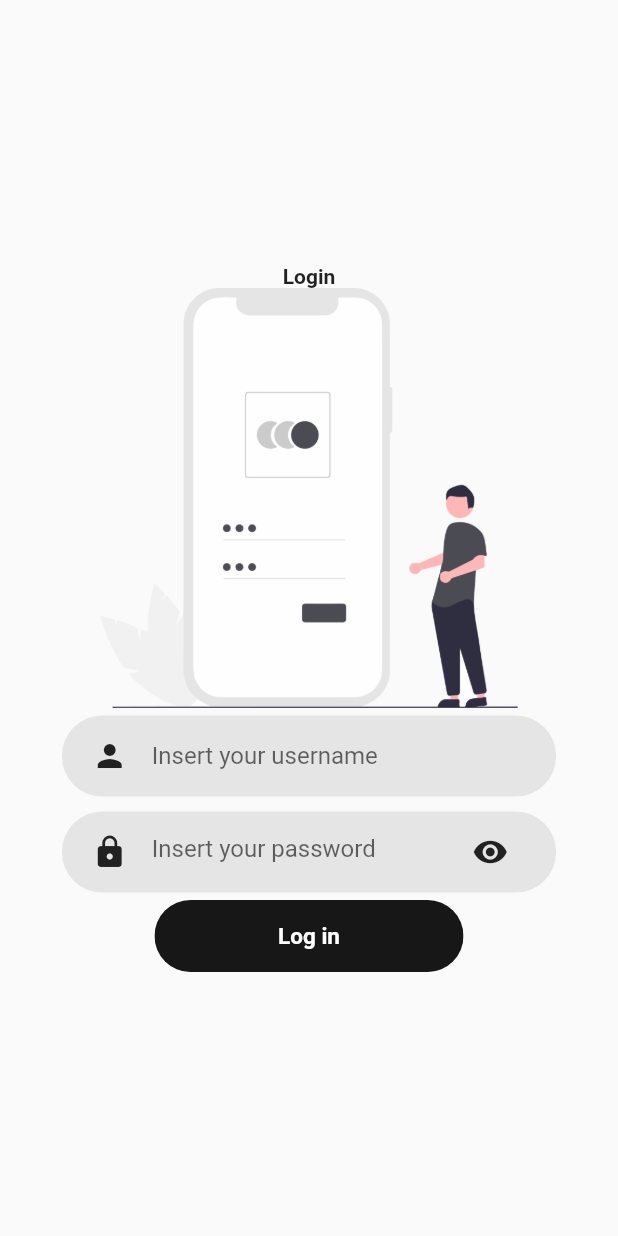
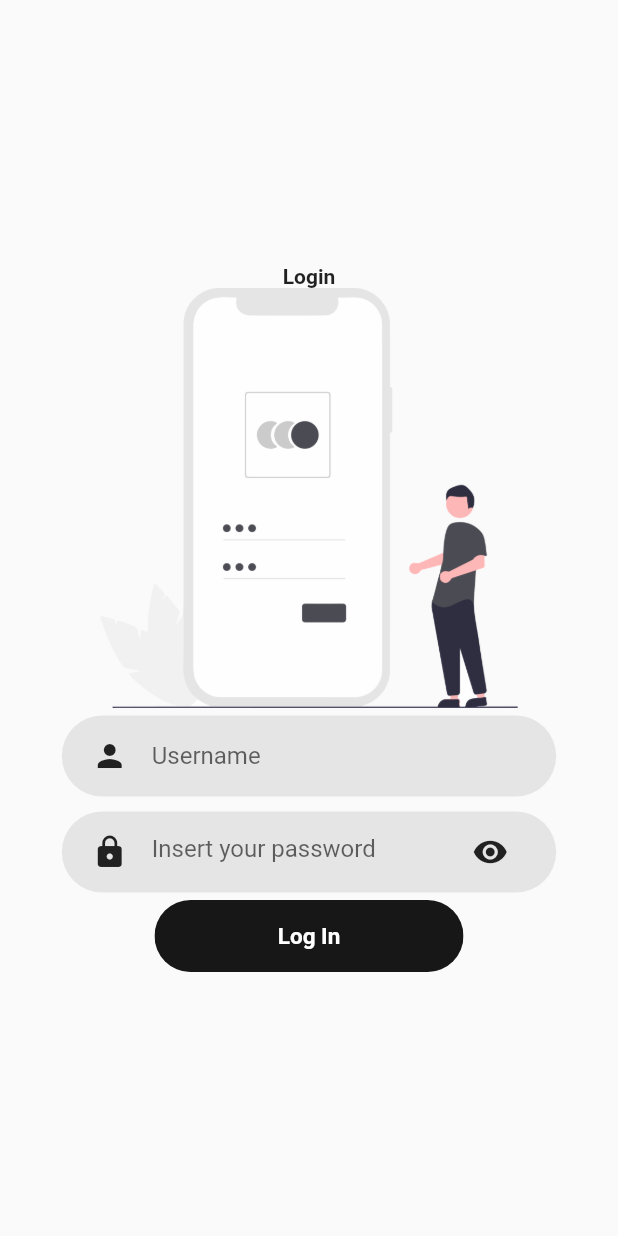
Before and after one commit to Sushi-Oriented/SistemPenilaianGuru, a Flutter app: the screen it shows after launch, after a tap on "Login", on a phone screen of 412 x 824 dp. Run offline on Flutter 3.47's test engine with Material 2 defaults, Android fonts, the phone set to English and light mode, and no system bars; our stand-ins replace flutter_signin_button.

Commit message:
Login button

```diff
--- /dev/null
+++ b/lib/screens/login/components/rounded_button.dart
@@ -0,0 +1,38 @@
+import 'package:flutter/material.dart';
+
+class RoundedLoginButton extends StatelessWidget {
+  final String text;
+  final Function press;
+  final Color color;
+  const RoundedLoginButton({
+    Key key,
+    this.text,
+    this.press,
+    this.color,
+  }) : super(key: key);
+
+  @override
+  Widget build(BuildContext context) {
+    Size size = MediaQuery.of(context).size;
+    return Container(
+      width: size.width * 0.5,
+      child: ClipRRect(
+        borderRadius: BorderRadius.circular(29),
+        child: ElevatedButton(
+            onPressed: press,
+            child: Text(
+              text,
+              style: TextStyle(
+                fontSize: 15.0,
+                fontWeight: FontWeight.bold,
+                color: Colors.white,
+              ),
+            ),
+            style: ElevatedButton.styleFrom(
+              padding: EdgeInsets.symmetric(vertical: 15, horizontal: 40),
+              primary: color,
+            )),
+      ),
+    );
+  }
+}
--- a/lib/screens/login/login_body.dart
+++ b/lib/screens/login/login_body.dart
@@ -1,5 +1,6 @@
 import 'package:flutter/material.dart';
 import 'package:spg_test/constant.dart';
+import 'package:spg_test/screens/login/components/rounded_button.dart';
 import 'package:spg_test/screens/login/components/rounded_input_field.dart';
 import 'package:spg_test/screens/login/components/rounded_password_field.dart';
 import 'package:spg_test/screens/welcome/welcome_screen.dart';
@@ -12,7 +13,6 @@ class LoginBody extends StatelessWidget {
 
   @override
   Widget build(BuildContext context) {
-    Size size = MediaQuery.of(context).size;
     return Center(
       child: Container(
         child: Column(
@@ -30,40 +30,28 @@ class LoginBody extends StatelessWidget {
               ),
               RoundedInputField(
                 // Import from rounded_input_field.dart
-                hintText: "Insert your username",
+                hintText: "Username",
                 onChanged: (value) => _state.username = value,
               ),
               RoundedPasswordField(
                 // Import from rounded_passsword_field.dart
                 state: _state,
               ),
-              Container(
-                width: size.width * 0.5,
-                child: ClipRRect(
-                  borderRadius: BorderRadius.circular(29),
-                  child: ElevatedButton(
-                      onPressed: () => Navigator.push(
-                            context,
-                            MaterialPageRoute(
-                                builder: (context) => WelcomeScreen()),
-                          ),
-                      child: Text(
-                        'Log in',
-                        style: TextStyle(
-                          fontSize: 15.0,
-                          fontWeight: FontWeight.bold,
-                          color: Colors.white,
-                        ),
-                      ),
-                      style: ElevatedButton.styleFrom(
-                        padding:
-                            EdgeInsets.symmetric(vertical: 15, horizontal: 40),
-                        primary: spgPrimaryColor,
-                      )),
-                ),
+              RoundedLoginButton(
+                // Import from rounded_button.dart
+                color: spgPrimaryColor,
+                text: "Log In",
+                press: () => {
+                  Navigator.push(
+                    context,
+                    MaterialPageRoute(builder: (context) => WelcomeScreen()),
+                  )
+                },
               )
             ]),
       ),
     );
   }
-} //14:09
+}
+
+//14:09
```
